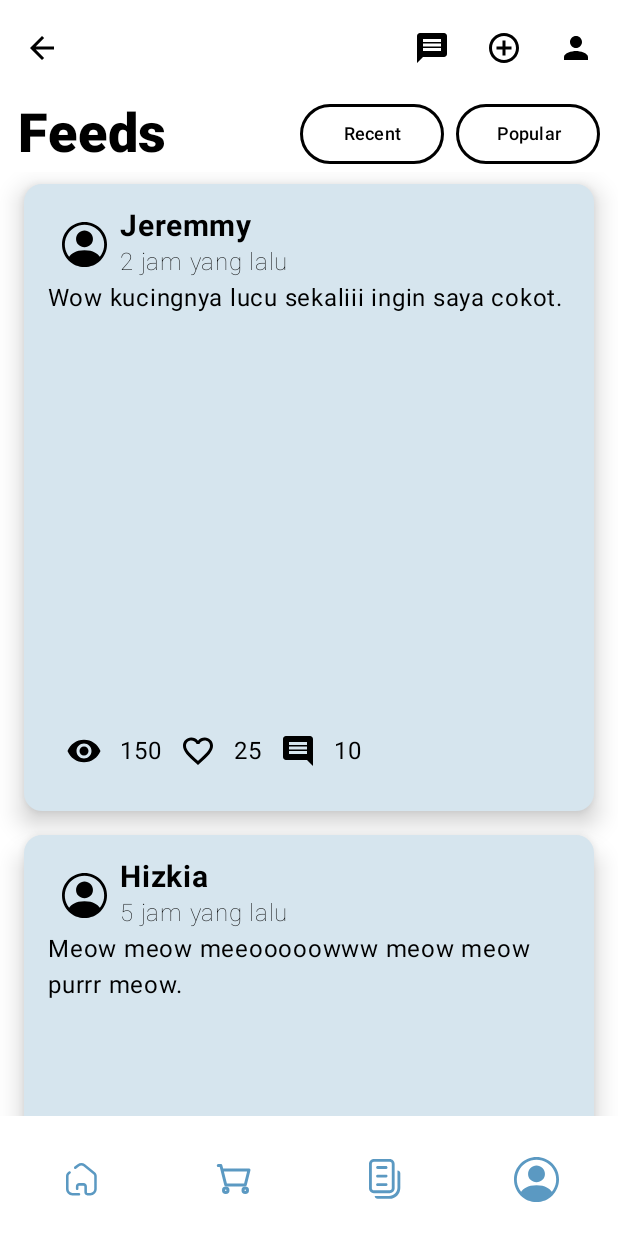
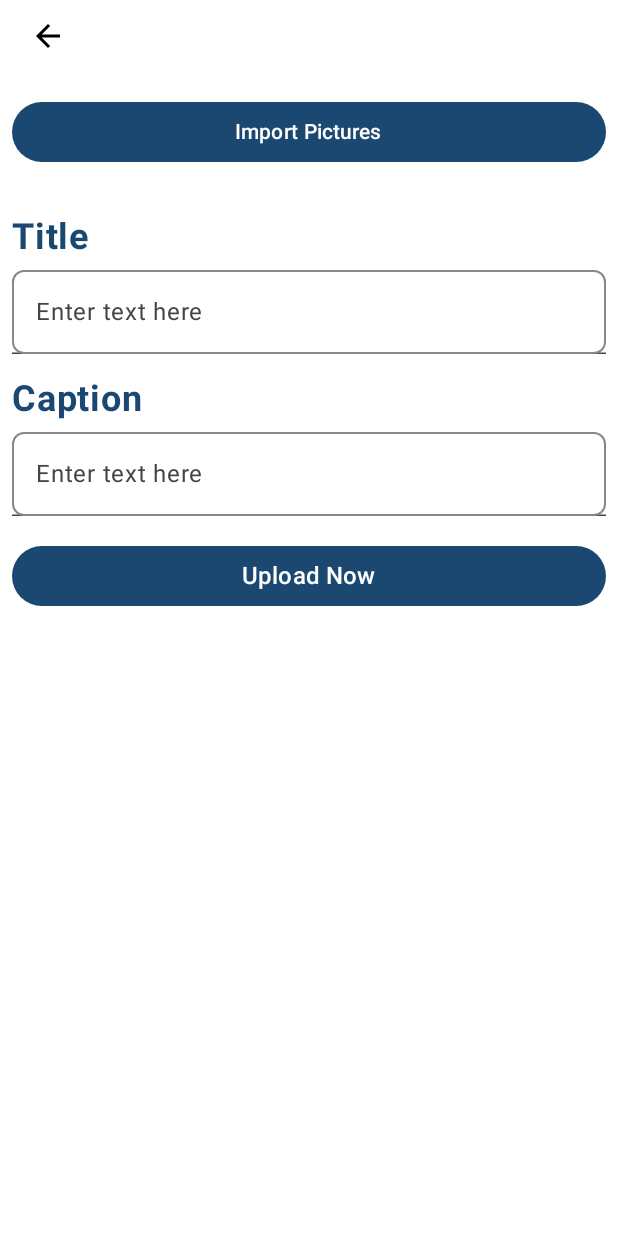
Before and after one commit to LagMad/Vennector, an Android app built with Jetpack Compose: the Feeds screen opened directly, with no data from a screen before it, after a tap on "Add Post Icon", on a phone screen of 412 x 824 dp. Run offline under Robolectric (Android 15) with nearby library versions, the light colour scheme and no system bars; pictures from the network do not load.

Commit message:
added addPost page

```diff
--- a/app/src/main/AndroidManifest.xml
+++ b/app/src/main/AndroidManifest.xml
@@ -14,6 +14,11 @@
         android:supportsRtl="true"
         android:theme="@style/Theme.Venector"
         tools:targetApi="31">
+        <activity
+            android:name=".AddPost"
+            android:exported="true"
+            android:label="@string/title_activity_add_post"
+            android:theme="@style/Theme.Venector" />
         <activity
             android:name=".Feeds"
             android:exported="true"
--- /dev/null
+++ b/app/src/main/java/com/doaayahibu/venector/AddPost.kt
@@ -0,0 +1,220 @@
+package com.doaayahibu.venector
+
+import android.content.Intent
+import android.net.Uri
+import android.os.Bundle
+import androidx.activity.ComponentActivity
+import androidx.activity.compose.rememberLauncherForActivityResult
+import androidx.activity.compose.setContent
+import androidx.activity.enableEdgeToEdge
+import androidx.activity.result.contract.ActivityResultContracts
+import androidx.compose.foundation.Image
+import androidx.compose.foundation.background
+import androidx.compose.foundation.border
+import androidx.compose.foundation.layout.Arrangement
+import androidx.compose.foundation.layout.Box
+import androidx.compose.foundation.layout.Column
+import androidx.compose.foundation.layout.fillMaxSize
+import androidx.compose.foundation.layout.fillMaxWidth
+import androidx.compose.foundation.layout.height
+import androidx.compose.foundation.layout.padding
+import androidx.compose.foundation.layout.size
+import androidx.compose.foundation.lazy.LazyColumn
+import androidx.compose.foundation.lazy.LazyRow
+import androidx.compose.foundation.lazy.items
+import androidx.compose.foundation.shape.RoundedCornerShape
+import androidx.compose.material.icons.Icons
+import androidx.compose.material.icons.automirrored.filled.ArrowBack
+import androidx.compose.material3.Button
+import androidx.compose.material3.ButtonColors
+import androidx.compose.material3.ButtonDefaults
+import androidx.compose.material3.ExperimentalMaterial3Api
+import androidx.compose.material3.Icon
+import androidx.compose.material3.IconButton
+import androidx.compose.material3.Scaffold
+import androidx.compose.material3.Text
+import androidx.compose.material3.TextField
+import androidx.compose.material3.TextFieldColors
+import androidx.compose.material3.TextFieldDefaults
+import androidx.compose.runtime.Composable
+import androidx.compose.runtime.mutableStateListOf
+import androidx.compose.runtime.mutableStateOf
+import androidx.compose.runtime.remember
+import androidx.compose.ui.Modifier
+import androidx.compose.ui.draw.clip
+import androidx.compose.ui.graphics.Color
+import androidx.compose.ui.platform.LocalContext
+import androidx.compose.ui.text.font.FontWeight
+import androidx.compose.ui.tooling.preview.Preview
+import androidx.compose.ui.unit.dp
+import androidx.compose.ui.unit.sp
+import coil.compose.rememberAsyncImagePainter
+import coil.compose.rememberImagePainter
+import com.doaayahibu.venector.ui.theme.VenectorTheme
+
+class AddPost : ComponentActivity() {
+    override fun onCreate(savedInstanceState: Bundle?) {
+        super.onCreate(savedInstanceState)
+        enableEdgeToEdge()
+        setContent {
+            VenectorTheme {
+                AddPostPage()
+            }
+        }
+    }
+}
+
+@OptIn(ExperimentalMaterial3Api::class)
+@Composable
+fun AddPostPage() {
+    val context = LocalContext.current
+    val imageUris = remember { mutableStateListOf<Uri>() }
+    val inputTitle = remember { mutableStateOf("") }
+    val inputDescription = remember { mutableStateOf("") }
+
+    // ActivityResultLauncher to pick multiple images
+    val launcher = rememberLauncherForActivityResult(
+        contract = ActivityResultContracts.GetMultipleContents()
+    ) { uris: List<Uri> ->
+        if (uris.isNotEmpty()) {
+            imageUris.clear() // Clear the list to avoid duplicates
+            imageUris.addAll(uris) // Add the newly selected URIs
+        }
+    }
+
+    Scaffold(
+        content = { paddingValues ->
+            Column(
+                modifier = Modifier
+                    .fillMaxSize()
+                    .background(Color.White)
+                    .padding(paddingValues),
+                verticalArrangement = Arrangement.spacedBy(16.dp)
+            ) {
+                Box(
+                    modifier = Modifier
+                        .padding(horizontal = 8.dp)
+                ) {
+                    IconButton(onClick = {
+                        showToast(context, "Navigation Icon clicked")
+                        context.startActivity(Intent(context, Feeds::class.java))
+                    }) {
+                        Icon(Icons.AutoMirrored.Filled.ArrowBack, contentDescription = "Navigation Icon", tint = Color.Black)
+                    }
+                }
+
+                Column(
+                    modifier = Modifier
+                        .fillMaxWidth()
+                        .padding(horizontal = 8.dp),
+                    verticalArrangement = Arrangement.spacedBy(16.dp)
+                ) {
+                    // Import button
+                    Button(
+                        onClick = { launcher.launch("image/*") },
+                        modifier = Modifier.fillMaxWidth(),
+                        colors = ButtonDefaults.buttonColors(
+                            containerColor = Color(0xFF1A4870),
+                        )
+                    ) {
+                        Text(text = "Import Pictures", color = Color.White)
+                    }
+
+                    // Horizontal scrolling images
+                    LazyRow(
+                        modifier = Modifier.fillMaxWidth(),
+                        horizontalArrangement = Arrangement.spacedBy(8.dp)
+                    ) {
+                        items(imageUris) { uri ->
+                            Image(
+                                painter = rememberAsyncImagePainter(uri),
+                                contentDescription = null,
+                                modifier = Modifier
+                                    .size(150.dp)
+                                    .clip(RoundedCornerShape(8.dp))
+                                    .background(Color.Gray)
+                            )
+                        }
+                    }
+                }
+
+                Column(
+                    modifier = Modifier
+                        .padding(horizontal = 8.dp)
+                ) {
+                    Text(text = "Title", color = Color(0xFF1A4870), fontSize = 24.sp, fontWeight = FontWeight.Bold)
+
+                    TextField(
+                        value = inputTitle.value,
+                        onValueChange = { inputTitle.value = it },
+                        label = { Text("Enter text here") },
+                        modifier = Modifier
+                            .fillMaxWidth()
+                            .padding(top = 8.dp)
+                            .border(1.dp, Color.Gray, RoundedCornerShape(8.dp)),
+                        singleLine = true,
+                        colors = TextFieldDefaults.textFieldColors(
+                            focusedTextColor = Color.Black,
+                            unfocusedTextColor = Color.Black,
+                            containerColor = Color.Transparent,
+                            unfocusedLabelColor = Color.DarkGray,
+                            focusedLabelColor = Color.DarkGray,
+                            focusedIndicatorColor = Color.Black,
+                            cursorColor = Color.Black
+                        )
+                    )
+                }
+
+                Column(
+                    modifier = Modifier
+                        .padding(horizontal = 8.dp)
+                ) {
+                    Text(text = "Caption", color = Color(0xFF1A4870), fontSize = 24.sp, fontWeight = FontWeight.Bold)
+
+                    TextField(
+                        value = inputDescription.value,
+                        onValueChange = { inputDescription.value = it },
+                        label = { Text("Enter text here") },
+                        modifier = Modifier
+                            .fillMaxWidth()
+                            .padding(top = 8.dp)
+                            .border(1.dp, Color.Gray, RoundedCornerShape(8.dp)),
+                        singleLine = true,
+                        colors = TextFieldDefaults.textFieldColors(
+                            focusedTextColor = Color.Black,
+                            unfocusedTextColor = Color.Black,
+                            containerColor = Color.Transparent,
+                            unfocusedLabelColor = Color.DarkGray,
+                            focusedLabelColor = Color.DarkGray,
+                            focusedIndicatorColor = Color.Black,
+                            cursorColor = Color.Black
+                        )
+                    )
+                }
+
+                Button(
+                    onClick = { showToast(context, "Upload clicked") },
+                    modifier = Modifier
+                        .fillMaxWidth()
+                        .padding(horizontal = 8.dp),
+                    colors = ButtonDefaults.buttonColors(
+                        containerColor = Color(0xFF1A4870)
+                    )
+                ) {
+                    Text(text = "Upload Now", color = Color.White, fontSize = 16.sp, fontWeight = FontWeight.SemiBold)
+                }
+            }
+        }
+    )
+}
+
+
+
+
+@Preview(showBackground = true)
+@Composable
+fun AddPostPagePreview() {
+    VenectorTheme {
+        AddPostPage()
+    }
+}
--- a/app/src/main/java/com/doaayahibu/venector/Feeds.kt
+++ b/app/src/main/java/com/doaayahibu/venector/Feeds.kt
@@ -4,18 +4,15 @@ import android.content.Context
 import android.content.Intent
 import android.net.Uri
 import android.os.Bundle
-import android.widget.ImageView
 import androidx.activity.ComponentActivity
 import androidx.activity.compose.setContent
 import androidx.activity.enableEdgeToEdge
 import androidx.compose.foundation.BorderStroke
-import androidx.compose.foundation.Image
 import androidx.compose.foundation.background
 import androidx.compose.foundation.layout.Arrangement
 import androidx.compose.foundation.layout.Box
 import androidx.compose.foundation.layout.Column
 import androidx.compose.foundation.layout.Row
-import androidx.compose.foundation.layout.fillMaxHeight
 import androidx.compose.foundation.layout.fillMaxSize
 import androidx.compose.foundation.layout.fillMaxWidth
 import androidx.compose.foundation.layout.height
@@ -62,12 +59,9 @@ import androidx.compose.ui.text.style.TextAlign
 import androidx.compose.ui.tooling.preview.Preview
 import androidx.compose.ui.unit.dp
 import androidx.compose.ui.unit.sp
-import androidx.compose.ui.viewinterop.AndroidView
 import coil.compose.AsyncImage
 import coil.request.ImageRequest
 import coil.size.Scale
-import com.bumptech.glide.Glide
-import com.bumptech.glide.request.RequestOptions
 import com.doaayahibu.venector.ui.theme.VenectorTheme
 
 class Feeds : ComponentActivity() {
@@ -130,7 +124,10 @@ fun MediumTopAppBarFeeds(context: Context) {
                 IconButton(onClick = { showToast(context, "Message Icon clicked") }) {
                     Icon(Icons.AutoMirrored.Filled.Message, contentDescription = "Message Icon")
                 }
-                IconButton(onClick = { showToast(context, "Add Post Icon clicked") }) {
+                IconButton(onClick = {
+                    showToast(context, "Add Post Icon clicked")
+                    context.startActivity(Intent(context, AddPost::class.java))
+                }) {
                     Icon(Icons.Filled.AddCircleOutline, contentDescription = "Add Post Icon")
                 }
                 IconButton(onClick = { showToast(context, "Profile Icon clicked") }) {
--- a/app/src/main/res/values/strings.xml
+++ b/app/src/main/res/values/strings.xml
@@ -1,4 +1,5 @@
 <resources>
     <string name="app_name">Venector</string>
     <string name="title_activity_feeds">Feeds</string>
+    <string name="title_activity_add_post">AddPost</string>
 </resources>
```
